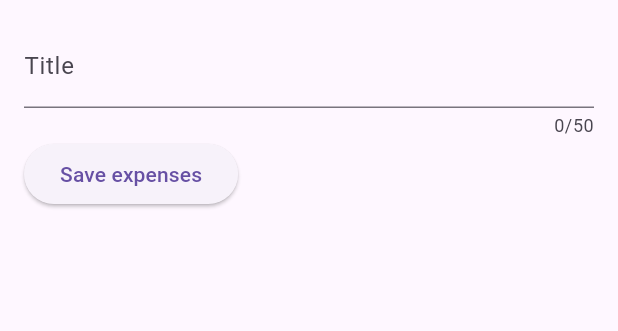
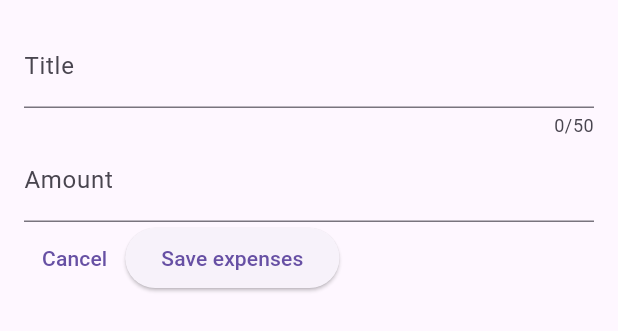
Before and after one commit to juanpabloCamus/expense_tracker_app, a Flutter app: the NewExpense widget shown alone on an empty page, opened directly, on a phone screen of 412 x 824 dp. Shown: the top 331 px of the screen. Run offline on Flutter 3.47's test engine with Material 2 defaults, Android fonts, the phone set to English and light mode, and no system bars.

Commit message:
buttons and amount textfield

```diff
--- a/lib/widgets/new_expense.dart
+++ b/lib/widgets/new_expense.dart
@@ -11,10 +11,21 @@ class NewExpense extends StatefulWidget {
 
 class _NewExpenseState extends State<NewExpense> {
   final _titleController = TextEditingController();
+  final _amountController = TextEditingController();
+
+  void handleSubmit() {
+    print(_titleController.text);
+    print(_amountController.text);
+  }
+
+  void closeModal() {
+    Navigator.pop(context);
+  }
 
   @override
   void dispose() {
     _titleController.dispose();
+    _amountController.dispose();
     super.dispose();
   }
 
@@ -29,13 +40,22 @@ class _NewExpenseState extends State<NewExpense> {
             maxLength: 50,
             decoration: const InputDecoration(label: Text('Title')),
           ),
+          TextField(
+            controller: _amountController,
+            decoration:
+                const InputDecoration(label: Text('Amount'), prefixText: '\$ '),
+            keyboardType: TextInputType.number,
+          ),
           Row(
             children: [
+              TextButton(
+                onPressed: closeModal,
+                child: const Text('Cancel'),
+              ),
               ElevatedButton(
-                  onPressed: () {
-                    print(_titleController.text);
-                  },
-                  child: const Text('Save expenses'))
+                onPressed: handleSubmit,
+                child: const Text('Save expenses'),
+              ),
             ],
           )
         ],
```
